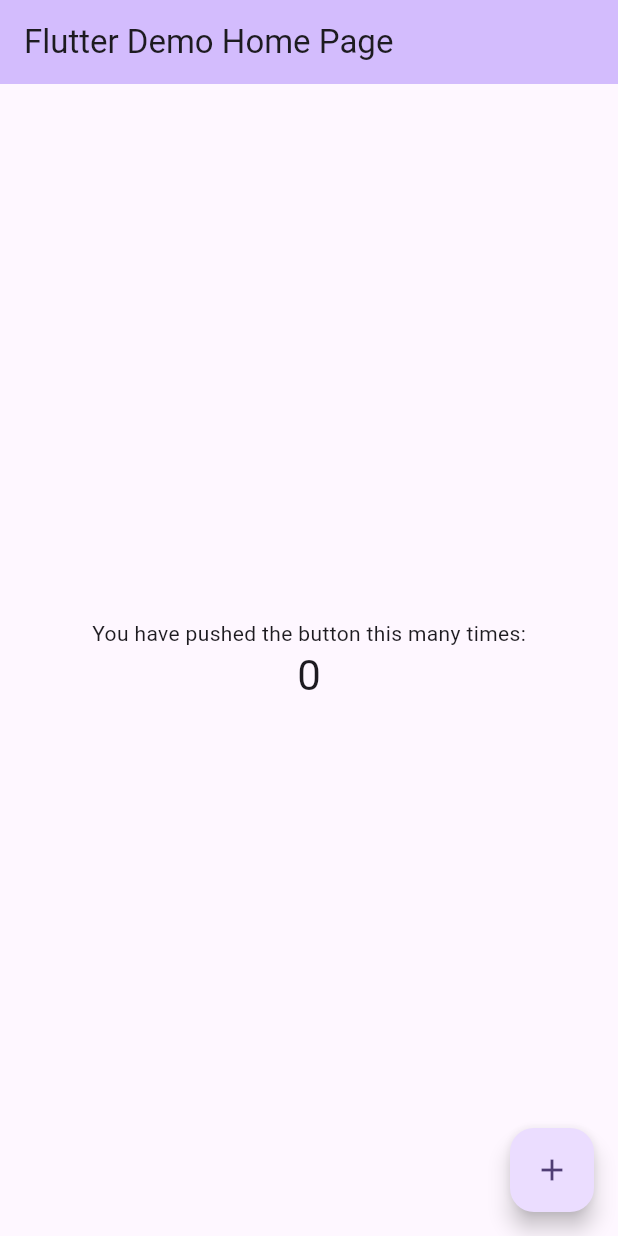
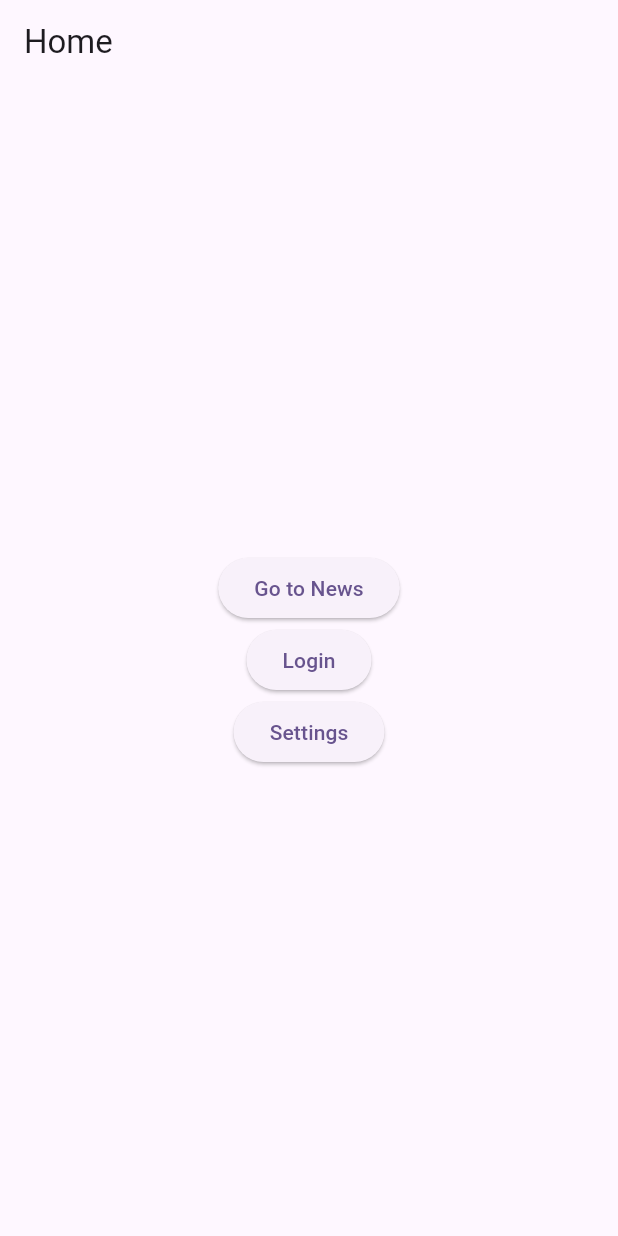
Before and after one commit to Iddhie/crypto-news-sinhala, a Flutter app: the screen it shows after launch, on a phone screen of 412 x 824 dp. Run offline on Flutter 3.47's test engine with Material 3 defaults, Android fonts, the phone set to English and light mode, and no system bars.

Commit message:
Added basic screens and navigation setup

```diff
--- a/crypto_news_sinhala/lib/main.dart
+++ b/crypto_news_sinhala/lib/main.dart
@@ -1,4 +1,8 @@
 import 'package:flutter/material.dart';
+import 'screens/home_screen.dart';
+import 'screens/news_screen.dart';
+import 'screens/login_screen.dart';
+import 'screens/settings_screen.dart';
 
 void main() {
   runApp(const MyApp());
@@ -7,116 +11,22 @@ void main() {
 class MyApp extends StatelessWidget {
   const MyApp({super.key});
 
-  // This widget is the root of your application.
   @override
   Widget build(BuildContext context) {
     return MaterialApp(
-      title: 'Flutter Demo',
+      title: 'Crypto News',
       theme: ThemeData(
-        // This is the theme of your application.
-        //
-        // TRY THIS: Try running your application with "flutter run". You'll see
-        // the application has a purple toolbar. Then, without quitting the app,
-        // try changing the seedColor in the colorScheme below to Colors.green
-        // and then invoke "hot reload" (save your changes or press the "hot
-        // reload" button in a Flutter-supported IDE, or press "r" if you used
-        // the command line to start the app).
-        //
-        // Notice that the counter didn't reset back to zero; the application
-        // state is not lost during the reload. To reset the state, use hot
-        // restart instead.
-        //
-        // This works for code too, not just values: Most code changes can be
-        // tested with just a hot reload.
         colorScheme: ColorScheme.fromSeed(seedColor: Colors.deepPurple),
+        useMaterial3: true,
       ),
-      home: const MyHomePage(title: 'Flutter Demo Home Page'),
+      debugShowCheckedModeBanner: false, // Removes debug banner
+      initialRoute: '/',
+      routes: {
+        '/': (context) => const HomeScreen(),
+        '/news': (context) => const NewsScreen(),
+        '/login': (context) => const LoginScreen(),
+        '/settings': (context) => const SettingsScreen(),
+      },
     );
   }
 }
-
-class MyHomePage extends StatefulWidget {
-  const MyHomePage({super.key, required this.title});
-
-  // This widget is the home page of your application. It is stateful, meaning
-  // that it has a State object (defined below) that contains fields that affect
-  // how it looks.
-
-  // This class is the configuration for the state. It holds the values (in this
-  // case the title) provided by the parent (in this case the App widget) and
-  // used by the build method of the State. Fields in a Widget subclass are
-  // always marked "final".
-
-  final String title;
-
-  @override
-  State<MyHomePage> createState() => _MyHomePageState();
-}
-
-class _MyHomePageState extends State<MyHomePage> {
-  int _counter = 0;
-
-  void _incrementCounter() {
-    setState(() {
-      // This call to setState tells the Flutter framework that something has
-      // changed in this State, which causes it to rerun the build method below
-      // so that the display can reflect the updated values. If we changed
-      // _counter without calling setState(), then the build method would not be
-      // called again, and so nothing would appear to happen.
-      _counter++;
-    });
-  }
-
-  @override
-  Widget build(BuildContext context) {
-    // This method is rerun every time setState is called, for instance as done
-    // by the _incrementCounter method above.
-    //
-    // The Flutter framework has been optimized to make rerunning build methods
-    // fast, so that you can just rebuild anything that needs updating rather
-    // than having to individually change instances of widgets.
-    return Scaffold(
-      appBar: AppBar(
-        // TRY THIS: Try changing the color here to a specific color (to
-        // Colors.amber, perhaps?) and trigger a hot reload to see the AppBar
-        // change color while the other colors stay the same.
-        backgroundColor: Theme.of(context).colorScheme.inversePrimary,
-        // Here we take the value from the MyHomePage object that was created by
-        // the App.build method, and use it to set our appbar title.
-        title: Text(widget.title),
-      ),
-      body: Center(
-        // Center is a layout widget. It takes a single child and positions it
-        // in the middle of the parent.
-        child: Column(
-          // Column is also a layout widget. It takes a list of children and
-          // arranges them vertically. By default, it sizes itself to fit its
-          // children horizontally, and tries to be as tall as its parent.
-          //
-          // Column has various properties to control how it sizes itself and
-          // how it positions its children. Here we use mainAxisAlignment to
-          // center the children vertically; the main axis here is the vertical
-          // axis because Columns are vertical (the cross axis would be
-          // horizontal).
-          //
-          // TRY THIS: Invoke "debug painting" (choose the "Toggle Debug Paint"
-          // action in the IDE, or press "p" in the console), to see the
-          // wireframe for each widget.
-          mainAxisAlignment: MainAxisAlignment.center,
-          children: <Widget>[
-            const Text('You have pushed the button this many times:'),
-            Text(
-              '$_counter',
-              style: Theme.of(context).textTheme.headlineMedium,
-            ),
-          ],
-        ),
-      ),
-      floatingActionButton: FloatingActionButton(
-        onPressed: _incrementCounter,
-        tooltip: 'Increment',
-        child: const Icon(Icons.add),
-      ), // This trailing comma makes auto-formatting nicer for build methods.
-    );
-  }
-}
--- /dev/null
+++ b/crypto_news_sinhala/lib/screens/home_screen.dart
@@ -0,0 +1,31 @@
+import 'package:flutter/material.dart';
+
+class HomeScreen extends StatelessWidget {
+  const HomeScreen({super.key});
+
+  @override
+  Widget build(BuildContext context) {
+    return Scaffold(
+      appBar: AppBar(title: const Text('Home')),
+      body: Center(
+        child: Column(
+          mainAxisAlignment: MainAxisAlignment.center,
+          children: [
+            ElevatedButton(
+              onPressed: () => Navigator.pushNamed(context, '/news'),
+              child: const Text('Go to News'),
+            ),
+            ElevatedButton(
+              onPressed: () => Navigator.pushNamed(context, '/login'),
+              child: const Text('Login'),
+            ),
+            ElevatedButton(
+              onPressed: () => Navigator.pushNamed(context, '/settings'),
+              child: const Text('Settings'),
+            ),
+          ],
+        ),
+      ),
+    );
+  }
+}
--- /dev/null
+++ b/crypto_news_sinhala/lib/screens/news_screen.dart
@@ -0,0 +1,15 @@
+import 'package:flutter/material.dart';
+
+class NewsScreen extends StatelessWidget {
+  const NewsScreen({super.key});
+
+  @override
+  Widget build(BuildContext context) {
+    return Scaffold(
+      appBar: AppBar(title: const Text('Crypto News')),
+      body: const Center(
+        child: Text('News Screen - Coming Soon!'),
+      ),
+    );
+  }
+}
--- /dev/null
+++ b/crypto_news_sinhala/lib/screens/settings_screen.dart
@@ -0,0 +1,15 @@
+import 'package:flutter/material.dart';
+
+class SettingsScreen extends StatelessWidget {
+  const SettingsScreen({super.key});
+
+  @override
+  Widget build(BuildContext context) {
+    return Scaffold(
+      appBar: AppBar(title: const Text('Settings')),
+      body: const Center(
+        child: Text('Settings Screen - Coming Soon!'),
+      ),
+    );
+  }
+}
```
Also changed, not shown: crypto_news_sinhala/lib/screens/login_screen.dart (added, +32 -0 lines), crypto_news_sinhala/pubspec.yaml (+6 -6 lines), crypto_news_sinhala/lib/models/news_model.dart (added), crypto_news_sinhala/lib/services/auth_service.dart (added), crypto_news_sinhala/lib/services/news_service.dart (added), crypto_news_sinhala/lib/widgets/custom_button.dart (added), crypto_news_sinhala/lib/widgets/news_card.dart (added), crypto_news_sinhala/pubspec.lock.
